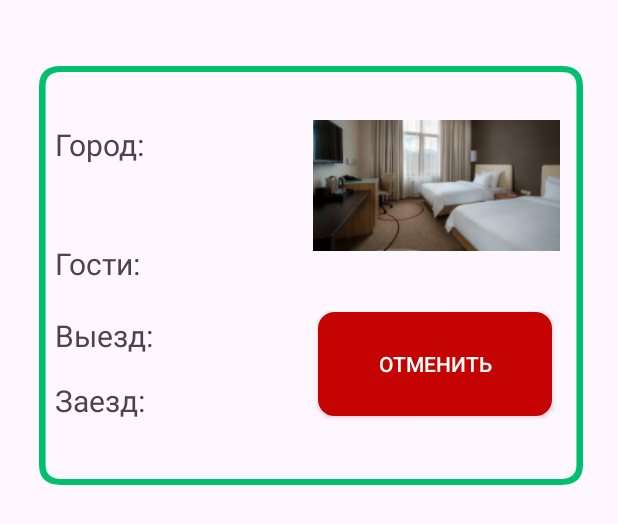
After one commit to Kolpriks/Hotel_Booking, an Android app: the layout item_list_broni.xml on its own in the app's theme, with its tools: preview values and no code run, on a phone screen of 412 x 824 dp. The commit adds this screen. Shown: the top 524 px of the screen. Run offline under Robolectric (Android 15) with nearby library versions, the phone set to English and light mode, and no system bars.

Commit message:
RecycleView added to Profile and MyAdapter3

```diff
--- /dev/null
+++ b/app/src/main/res/layout/item_list_broni.xml
@@ -0,0 +1,88 @@
+<?xml version="1.0" encoding="utf-8"?>
+<androidx.constraintlayout.widget.ConstraintLayout xmlns:android="http://schemas.android.com/apk/res/android"
+    xmlns:app="http://schemas.android.com/apk/res-auto"
+    xmlns:tools="http://schemas.android.com/tools"
+    android:layout_width="match_parent"
+    android:layout_height="match_parent"
+    android:paddingTop="8dp"
+    android:paddingBottom="8dp">
+
+
+    <ImageView
+        android:id="@+id/imageView5"
+        android:layout_width="369dp"
+        android:layout_height="279dp"
+        android:layout_marginTop="36dp"
+        android:layout_marginEnd="20dp"
+        app:layout_constraintEnd_toEndOf="parent"
+        app:layout_constraintTop_toTopOf="parent"
+        app:srcCompat="@drawable/framecard" />
+
+    <TextView
+        android:id="@+id/textView2"
+        android:layout_width="152dp"
+        android:layout_height="32dp"
+
+        android:layout_marginEnd="13dp"
+        android:layout_marginBottom="129dp"
+        android:text="Гости:"
+        android:textSize="20sp"
+        app:layout_constraintBottom_toBottomOf="@+id/imageView5"
+        app:layout_constraintEnd_toStartOf="@+id/imageView" />
+
+    <ImageView
+        android:id="@+id/imageView"
+        android:layout_width="178dp"
+        android:layout_height="87dp"
+        android:layout_marginTop="72dp"
+        android:layout_marginEnd="32dp"
+        android:src="@drawable/image1"
+        app:layout_constraintEnd_toEndOf="parent"
+        app:layout_constraintTop_toTopOf="parent" />
+
+    <androidx.appcompat.widget.AppCompatButton
+        android:id="@+id/buttonBook"
+        style="@style/CustomButtonStyle2"
+        android:layout_width="156dp"
+        android:layout_height="69dp"
+        android:layout_marginTop="200dp"
+        android:layout_marginEnd="44dp"
+        android:text="Отменить"
+        android:textSize="14sp"
+        app:layout_constraintEnd_toEndOf="parent"
+        app:layout_constraintTop_toTopOf="parent" />
+
+    <TextView
+        android:id="@+id/textViewCity"
+        android:layout_width="154dp"
+        android:layout_height="71dp"
+        android:layout_marginEnd="189dp"
+        android:layout_marginBottom="8dp"
+        android:text="Город:"
+        android:textSize="20sp"
+        app:layout_constraintBottom_toTopOf="@+id/textView2"
+        app:layout_constraintEnd_toEndOf="@+id/imageView" />
+
+    <TextView
+        android:id="@+id/textView7"
+        android:layout_width="147dp"
+        android:layout_height="26dp"
+        android:layout_marginEnd="208dp"
+        android:layout_marginBottom="44dp"
+        android:text="Заезд: "
+        android:textSize="20sp"
+        app:layout_constraintBottom_toBottomOf="@+id/imageView5"
+        app:layout_constraintEnd_toEndOf="@+id/imageView5" />
+
+    <TextView
+        android:id="@+id/textView7"
+        android:layout_width="152dp"
+        android:layout_height="29dp"
+        android:layout_marginEnd="203dp"
+        android:layout_marginBottom="84dp"
+        android:text="Выезд: "
+        android:textSize="20sp"
+        app:layout_constraintBottom_toBottomOf="@+id/imageView5"
+        app:layout_constraintEnd_toEndOf="@+id/imageView5" />
+
+</androidx.constraintlayout.widget.ConstraintLayout>
```
Also changed, not shown: app/src/main/java/com/example/hotelbooking/MyAdapter3.java (added, +80 -0 lines), app/src/main/java/com/example/hotelbooking/Profile.java (+6 -1 lines), app/src/main/res/layout/activity_profile.xml (+10 -1 lines).
